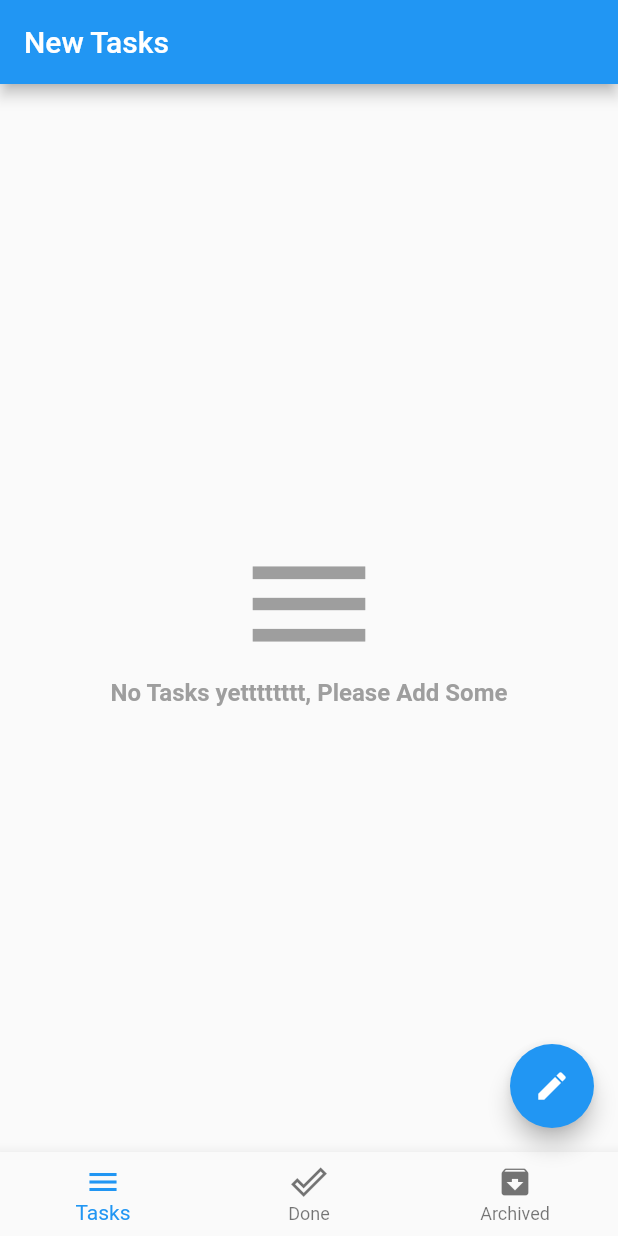
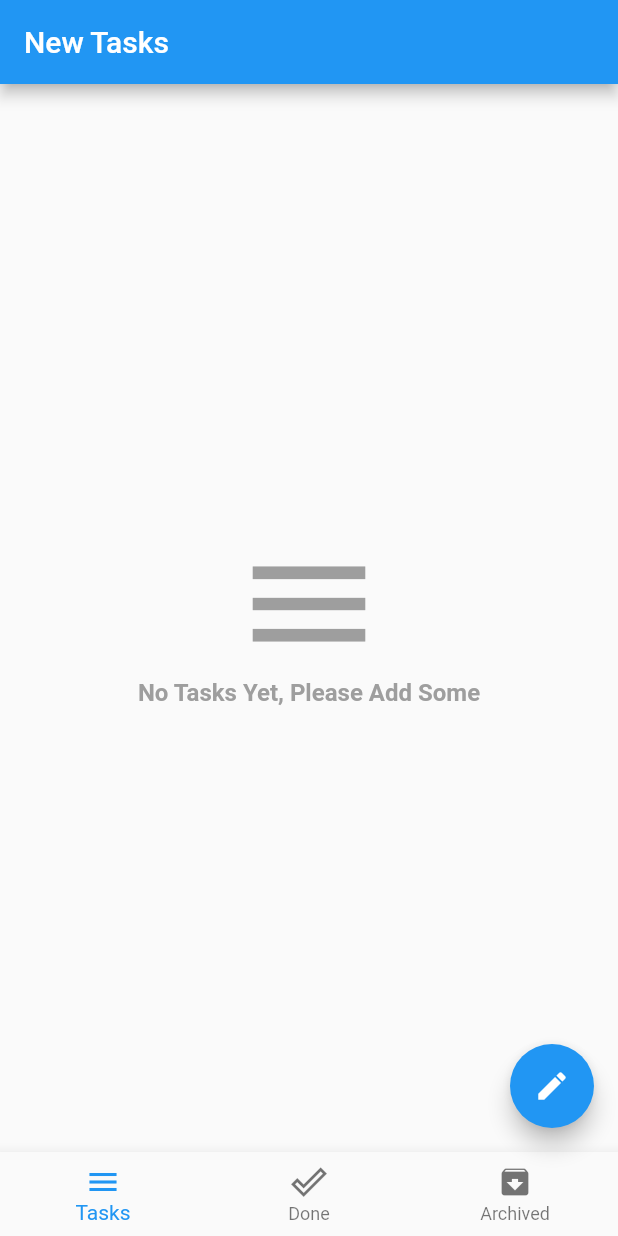
Before and after one commit to RaniaMostafa55/to_do_app, a Flutter app: the screen it shows after launch, on a phone screen of 412 x 824 dp. Run offline on Flutter 3.47's test engine with Material 2 defaults, Android fonts, the phone set to English and light mode, and no system bars; our stand-ins replace bloc, flutter_bloc, sqflite; accounts and stored records are empty.

Commit message:
no taskssssss

```diff
--- a/lib/widgets/no_tasks.dart
+++ b/lib/widgets/no_tasks.dart
@@ -15,7 +15,7 @@ class NoTasks extends StatelessWidget {
           size: 100,
         ),
         Text(
-          "No Tasks yetttttttt, Please Add Some",
+          "No Tasks Yet, Please Add Some",
           style: TextStyle(
               color: Colors.grey, fontSize: 16, fontWeight: FontWeight.bold),
         )
```
